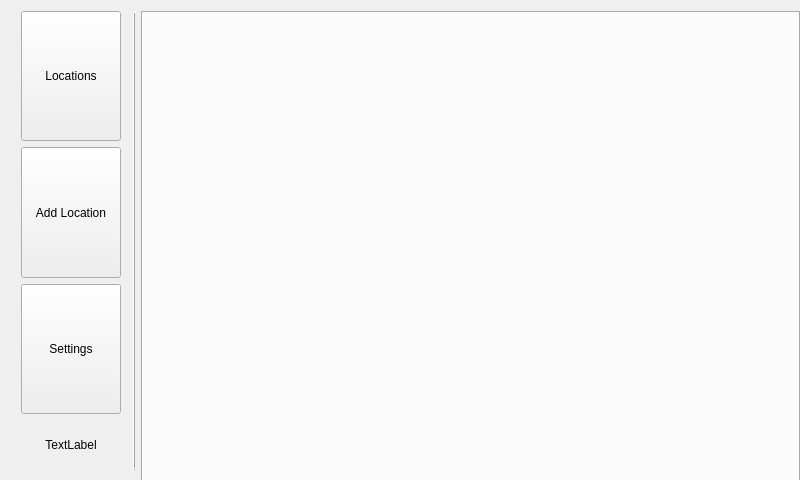
This is Reveles/RPi/GUI/revelesgui.ui in Alex-BusNet/Reveles as Qt 5 draws it before an edit. The edited form follows.
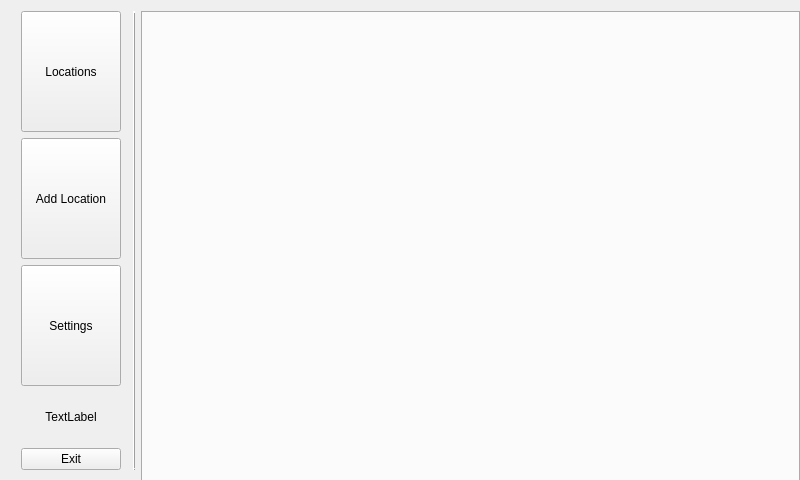
This is the edited form.

Commit message: Added skeleton class for on-screen keyboard.

What changed in the file:
```diff
--- a/Reveles/RPi/GUI/revelesgui.ui
+++ b/Reveles/RPi/GUI/revelesgui.ui
@@ -164,6 +164,13 @@
         </property>
        </widget>
       </item>
+      <item>
+       <widget class="QPushButton" name="exitBtn">
+        <property name="text">
+         <string>Exit</string>
+        </property>
+       </widget>
+      </item>
      </layout>
     </item>
     <item>
```
The commit also changes 6 other files.
